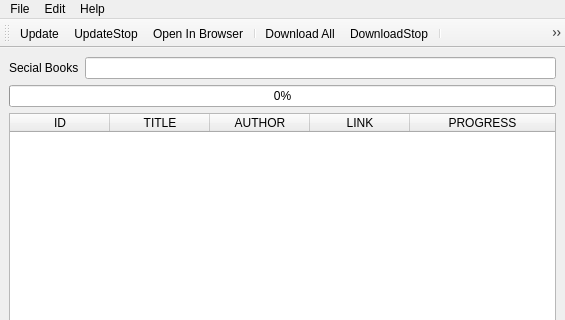
Above: res/main.ui from suseme/books before the change; both pictures show x 0 to 565 and y 0 to 320 of the 565 by 640 pixel window. Below: the same form after it.
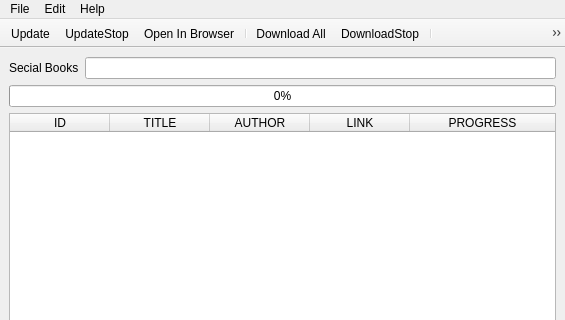
That is the form after the change. Icons and pictures are not drawn.

```diff
--- a/res/main.ui
+++ b/res/main.ui
@@ -146,9 +146,18 @@
   </widget>
   <widget class="QStatusBar" name="statusbar"/>
   <widget class="QToolBar" name="toolBar">
+   <property name="enabled">
+    <bool>true</bool>
+   </property>
    <property name="windowTitle">
     <string>toolBar</string>
    </property>
+   <property name="movable">
+    <bool>false</bool>
+   </property>
+   <property name="floatable">
+    <bool>false</bool>
+   </property>
    <attribute name="toolBarArea">
     <enum>TopToolBarArea</enum>
    </attribute>
```
Left out of the diff: 34 changed lines with no effect on the pictures.
